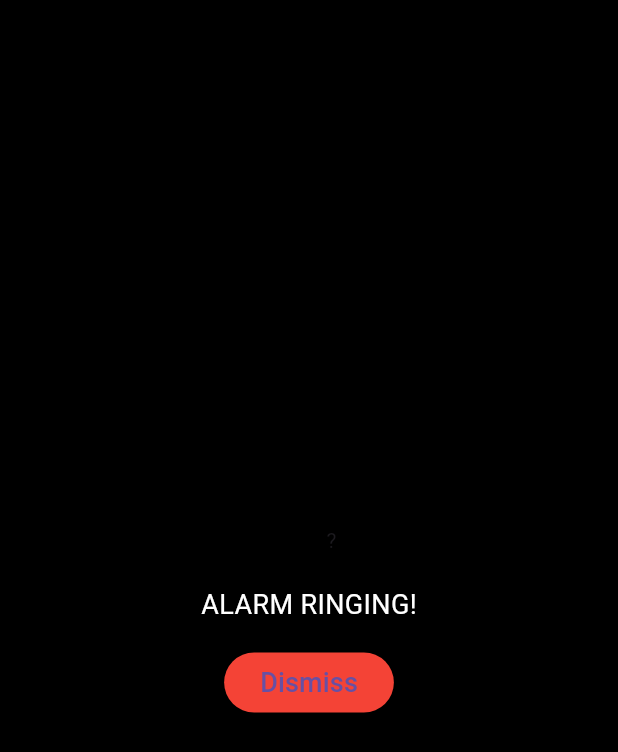
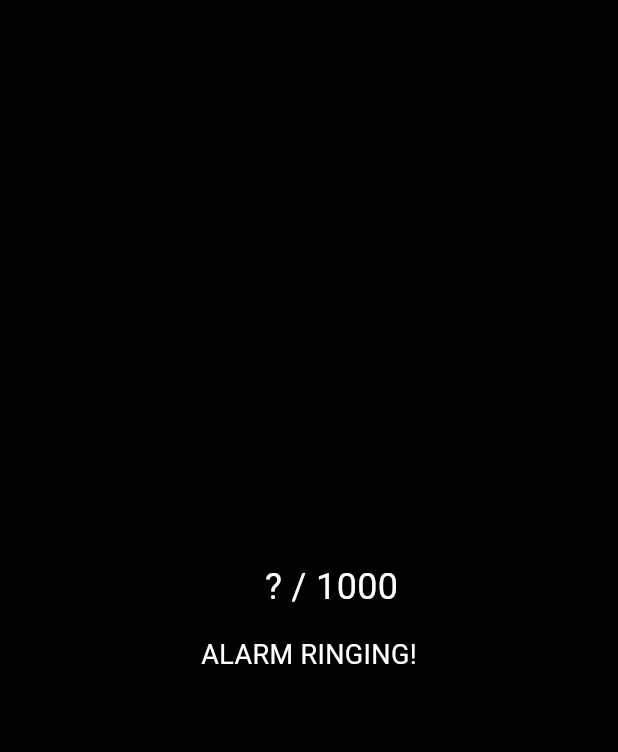
Before and after one commit to shubhanshu-02/watchNotification, a Flutter app: the RingingScreen screen opened directly, on a phone screen of 412 x 824 dp. Shown: the top 752 px of the screen. Run offline on Flutter 3.47's test engine with Material 3 defaults, Android fonts, the light colour scheme and no system bars; our stand-ins replace flutter_local_notifications, pedometer, permission_handler; missing offline and left inert: flutter_ringtone_player, wear_plus.

Commit message:
tried automating steps to cancel alarm

```diff
--- a/lib/ringing_screen.dart
+++ b/lib/ringing_screen.dart
@@ -15,6 +15,8 @@ class _RingingScreenState extends State<RingingScreen> {
   late Stream<StepCount> _stepCountStream;
   late Stream<PedestrianStatus> _pedestrianStatusStream;
   String _status = '?', _steps = '?';
+  int _currentSteps = 0;
+  final int _maxSteps = 1000;
 
   @override
   void initState() {
@@ -24,9 +26,16 @@ class _RingingScreenState extends State<RingingScreen> {
 
   void onStepCount(StepCount event) {
     print(event);
+    _currentSteps = event.steps;
     setState(() {
       _steps = event.steps.toString();
+    print(_steps);
     });
+
+    if (_currentSteps >= _maxSteps) {
+      stopAlarmSound();
+      Navigator.pop(context);
+    }
   }
 
   void onPedestrianStatusChanged(PedestrianStatus event) {
@@ -98,8 +107,11 @@ class _RingingScreenState extends State<RingingScreen> {
                           : Icons.error,
                   size: 30,
                 ),
-            const SizedBox(height: 15),
-                Text(_steps),
+                const SizedBox(height: 15),
+                Text(
+                  "$_steps / ${_maxSteps.toString()}",
+                  style: const TextStyle(color: Colors.white, fontSize: 24),
+                )
               ],
             ),
             const SizedBox(height: 15),
@@ -107,15 +119,6 @@ class _RingingScreenState extends State<RingingScreen> {
               'ALARM RINGING!',
               style: TextStyle(color: Colors.white, fontSize: 18),
             ),
-            const SizedBox(height: 15),
-            ElevatedButton(
-              onPressed: () {
-                stopAlarmSound();
-                Navigator.pop(context);
-              },
-              style: ElevatedButton.styleFrom(backgroundColor: Colors.red),
-              child: const Text('Dismiss', style: TextStyle(fontSize: 18)),
-            ),
           ],
         ),
       ),
```
